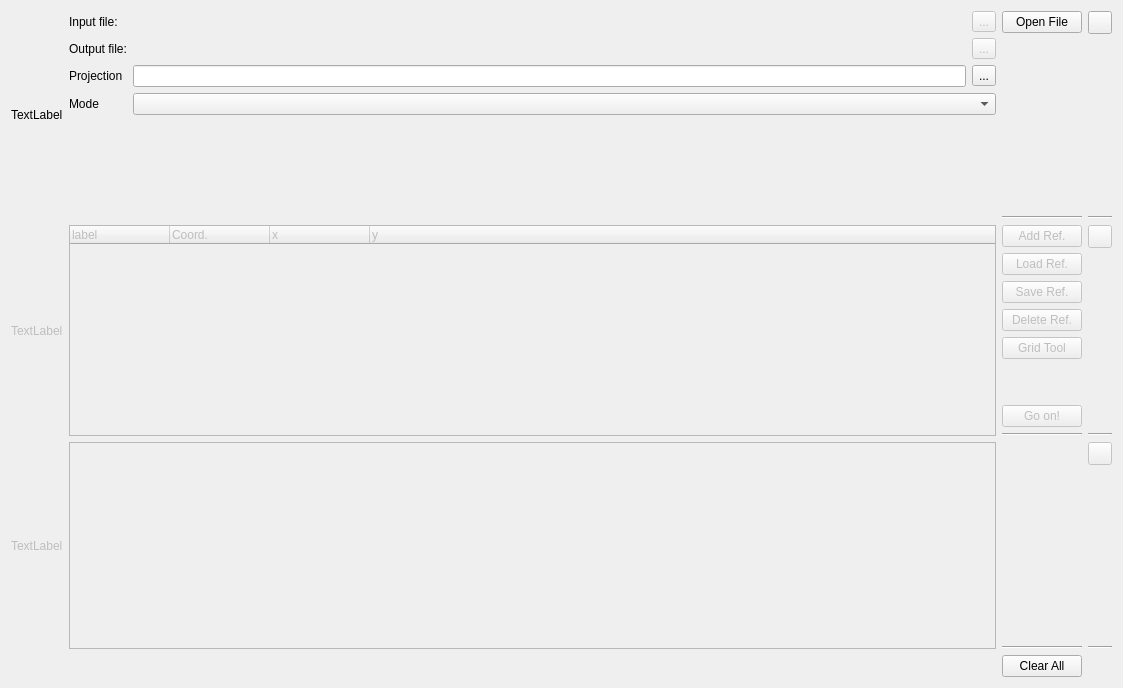
This is src/ICreateMapGeoTiff.ui in ntruchsess/QLandkarteGT as Qt 5 draws it before an edit. The edited form follows.
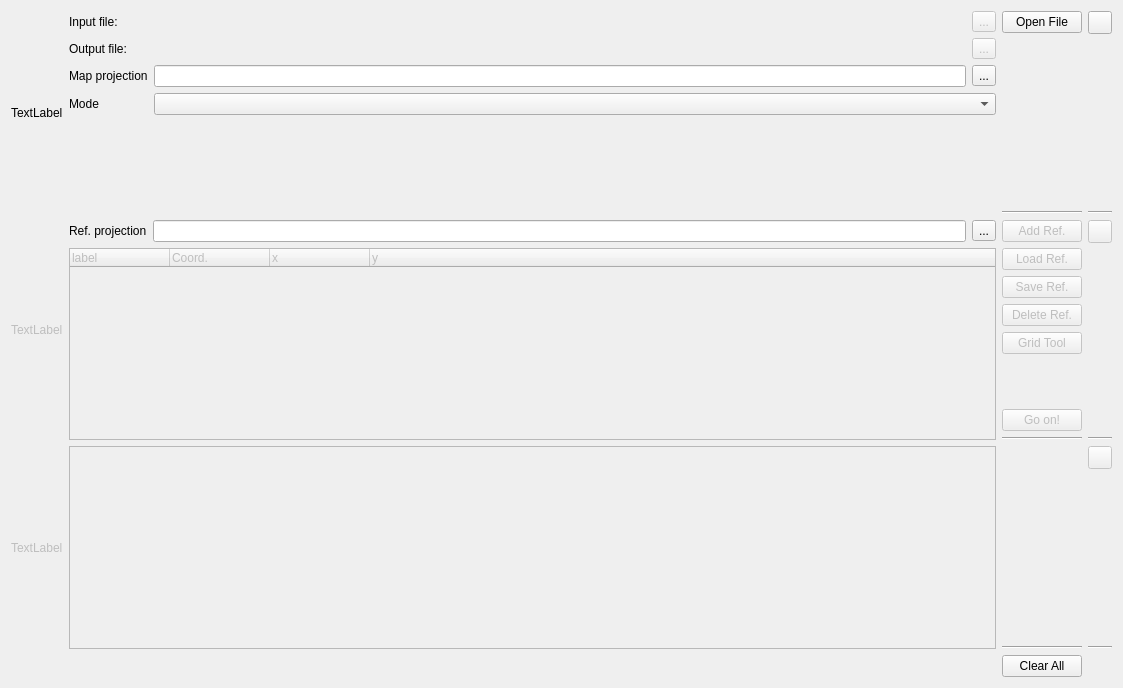
This is the edited form. Custom widgets are drawn as their Qt base class.

Commit message: making a better referencing dialog

What changed in the file:
```diff
--- a/src/ICreateMapGeoTiff.ui
+++ b/src/ICreateMapGeoTiff.ui
@@ -13,7 +13,7 @@
   <property name="windowTitle">
    <string>Form</string>
   </property>
-  <layout class="QGridLayout">
+  <layout class="QGridLayout" name="gridLayout">
    <item row="0" column="0">
     <widget class="QLabel" name="labelStep1">
      <property name="text">
@@ -105,14 +105,14 @@
        <item row="2" column="0">
         <widget class="QLabel" name="label">
          <property name="text">
-          <string>Projection</string>
+          <string>Map projection</string>
          </property>
         </widget>
        </item>
        <item row="2" column="1">
         <layout class="QHBoxLayout">
          <item>
-          <widget class="QLineEdit" name="lineProjection"/>
+          <widget class="QLineEdit" name="lineMapProjection"/>
          </item>
          <item>
           <widget class="QToolButton" name="toolProjWizard">
@@ -229,6 +229,35 @@
     </widget>
    </item>
    <item row="1" column="1">
+    <layout class="QVBoxLayout" name="verticalLayout">
+     <item>
+      <layout class="QHBoxLayout" name="horizontalLayout">
+       <item>
+        <widget class="QLabel" name="label_5">
+         <property name="text">
+          <string>Ref. projection</string>
+         </property>
+        </widget>
+       </item>
+       <item>
+        <widget class="QLineEdit" name="lineGCPProjection"/>
+       </item>
+       <item>
+        <widget class="QToolButton" name="toolGCPProjWizard">
+         <property name="toolTip">
+          <string>&lt;html&gt;&lt;head&gt;&lt;meta name=&quot;qrichtext&quot; content=&quot;1&quot; /&gt;&lt;style type=&quot;text/css&quot;&gt;
+p, li { white-space: pre-wrap; }
+&lt;/style&gt;&lt;/head&gt;&lt;body style=&quot; font-family:'URW Gothic L'; font-size:9pt; font-weight:200; font-style:normal;&quot;&gt;
+&lt;p style=&quot; margin-top:0px; margin-bottom:0px; margin-left:0px; margin-right:0px; -qt-block-indent:0; text-indent:0px;&quot;&gt;Projection Wizard&lt;/p&gt;&lt;/body&gt;&lt;/html&gt;</string>
+         </property>
+         <property name="text">
+          <string>...</string>
+         </property>
+        </widget>
+       </item>
+      </layout>
+     </item>
+     <item>
     <widget class="QTreeWidget" name="treeWidget">
      <property name="enabled">
       <bool>false</bool>
@@ -263,6 +292,8 @@
       </property>
      </column>
     </widget>
+     </item>
+    </layout>
    </item>
    <item row="1" column="2">
     <layout class="QVBoxLayout">
```
Lines whose indentation alone changed are shown as unchanged. The commit also changes 7 other files.
